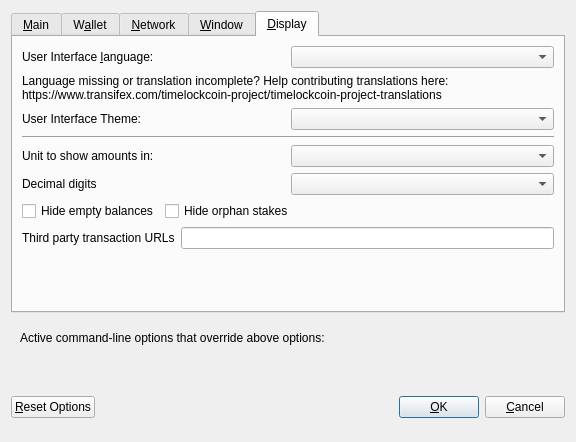
First picture: the form in src/qt/forms/optionsdialog.ui, repository timelockcoin/tym, before the edit.
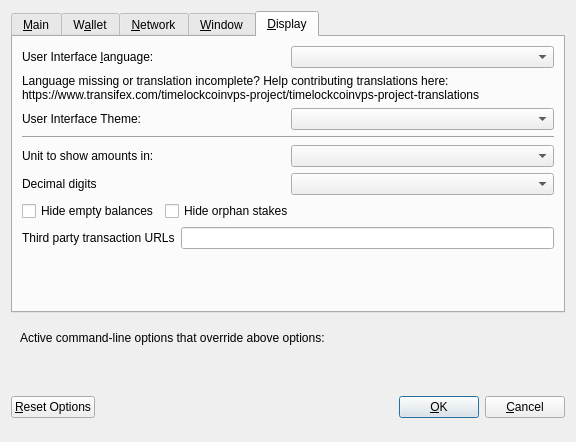
Second picture: the form after the edit. The open tabs and pages were chosen to show the change. Custom widgets are drawn as their Qt base class.

Patch:
```diff
--- a/src/qt/forms/optionsdialog.ui
+++ b/src/qt/forms/optionsdialog.ui
@@ -533,7 +533,7 @@
          </property>
          <property name="text">
           <string>Language missing or translation incomplete? Help contributing translations here:
-https://www.transifex.com/timelockcoin-project/timelockcoin-project-translations</string>
+https://www.transifex.com/timelockcoinvps-project/timelockcoinvps-project-translations</string>
          </property>
          <property name="wordWrap">
           <bool>true</bool>
```
Left out of the diff: 8 changed lines with no effect on the pictures.
